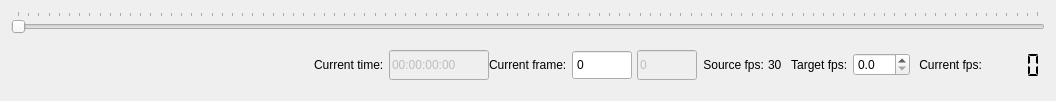
The window that BioTracker/CoreApp/BioTracker/View/VideoControllWidget.ui (BioroboticsLab/biotracker_core) describes before a commit, drawn with Qt 5.
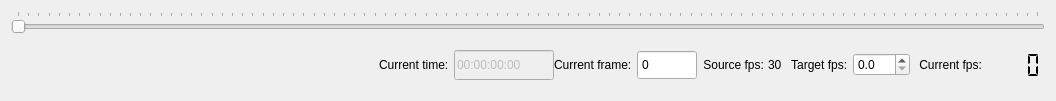
The same window after the commit. Icons and pictures are not drawn.

Commit message: added 'open file' and 'show in folder' to file saved dialog

```diff
--- a/BioTracker/CoreApp/BioTracker/View/VideoControllWidget.ui
+++ b/BioTracker/CoreApp/BioTracker/View/VideoControllWidget.ui
@@ -292,34 +292,6 @@
                   </property>
                  </widget>
                 </item>
-                <item>
-                 <widget class="QLineEdit" name="frame_num_edit">
-                  <property name="enabled">
-                   <bool>false</bool>
-                  </property>
-                  <property name="sizePolicy">
-                   <sizepolicy hsizetype="Preferred" vsizetype="Fixed">
-                    <horstretch>0</horstretch>
-                    <verstretch>0</verstretch>
-                   </sizepolicy>
-                  </property>
-                  <property name="maximumSize">
-                   <size>
-                    <width>60</width>
-                    <height>30</height>
-                   </size>
-                  </property>
-                  <property name="toolTip">
-                   <string>Displays the current frame</string>
-                  </property>
-                  <property name="text">
-                   <string>0</string>
-                  </property>
-                  <property name="frame">
-                   <bool>true</bool>
-                  </property>
-                 </widget>
-                </item>
                </layout>
               </widget>
              </item>
```
The commit also changes 2 other files.
